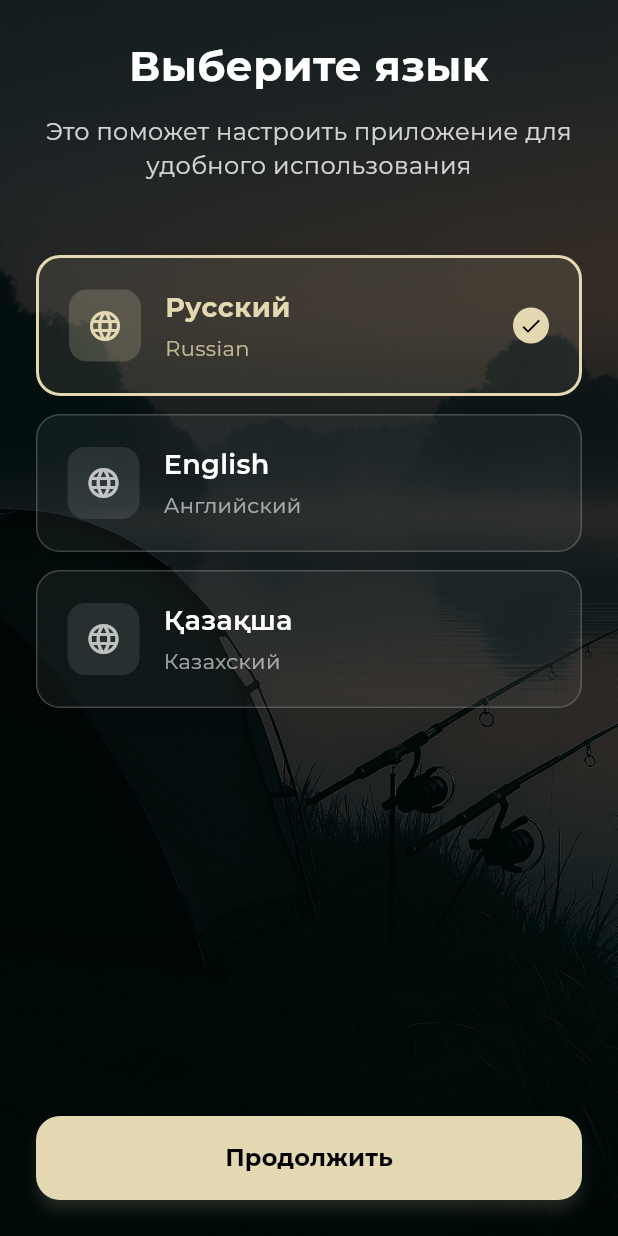
After one commit to VyacheslavQA/Drift_Notes_Dart, a Flutter app: the FirstLaunchLanguageScreen screen opened by its route, on a phone screen of 412 x 824 dp. The commit adds this screen. Run offline on Flutter 3.47's test engine with Material 3 defaults, Android fonts, the phone set to English and light mode, and no system bars; our stand-ins replace app_links, audioplayers, cached_network_image, cloud_firestore, connectivity_plus, firebase_auth and 15 more; missing offline and left inert: app_badge_plus, firebase_app_check, quick_actions; accounts and stored records are empty; generated files the repository leaves out were written again.

Commit message:
добавил экран который при первом запуске дает выбрать язык

```diff
--- a/lib/main.dart
+++ b/lib/main.dart
@@ -30,6 +30,7 @@ import 'screens/fishing_note/fishing_type_selection_screen.dart';
 import 'screens/fishing_note/fishing_notes_list_screen.dart';
 import 'screens/settings/accepted_agreements_screen.dart';
 import 'screens/timer/timers_screen.dart';
+import 'screens/onboarding/first_launch_language_screen.dart'; // ДОБАВЛЕНО: Импорт экрана выбора языка
 import 'providers/timer_provider.dart';
 import 'providers/language_provider.dart';
 import 'providers/subscription_provider.dart';
@@ -1132,6 +1133,7 @@ class _DriftNotesAppState extends State<DriftNotesApp>
 
           routes: {
             '/splash': (context) => const SplashScreen(),
+            '/first_launch_language': (context) => const FirstLaunchLanguageScreen(), // ДОБАВЛЕНО: Маршрут экрана выбора языка
             '/auth_selection': (context) => AuthSelectionScreenWithCallback(
               onAuthSuccess: () => executePendingAction(),
             ),
--- /dev/null
+++ b/lib/screens/onboarding/first_launch_language_screen.dart
@@ -0,0 +1,408 @@
+// Путь: lib/screens/onboarding/first_launch_language_screen.dart
+
+import 'package:flutter/material.dart';
+import 'package:flutter/services.dart';
+import 'package:provider/provider.dart';
+import 'package:shared_preferences/shared_preferences.dart';
+import '../../constants/app_constants.dart';
+import '../../providers/language_provider.dart';
+
+class FirstLaunchLanguageScreen extends StatefulWidget {
+  const FirstLaunchLanguageScreen({super.key});
+
+  @override
+  State<FirstLaunchLanguageScreen> createState() => _FirstLaunchLanguageScreenState();
+}
+
+class _FirstLaunchLanguageScreenState extends State<FirstLaunchLanguageScreen>
+    with TickerProviderStateMixin {
+  String? _selectedLanguageCode;
+  bool _isLoading = false;
+
+  // Анимации
+  late AnimationController _fadeAnimationController;
+  late AnimationController _slideAnimationController;
+  late Animation<double> _fadeAnimation;
+  late Animation<Offset> _slideAnimation;
+
+  @override
+  void initState() {
+    super.initState();
+    _setupAnimations();
+    _startAnimations();
+
+    // Устанавливаем русский как выбранный по умолчанию
+    _selectedLanguageCode = 'ru';
+  }
+
+  void _setupAnimations() {
+    _fadeAnimationController = AnimationController(
+      vsync: this,
+      duration: const Duration(milliseconds: 800),
+    );
+
+    _slideAnimationController = AnimationController(
+      vsync: this,
+      duration: const Duration(milliseconds: 600),
+    );
+
+    _fadeAnimation = Tween<double>(begin: 0.0, end: 1.0).animate(
+      CurvedAnimation(
+        parent: _fadeAnimationController,
+        curve: Curves.easeOut,
+      ),
+    );
+
+    _slideAnimation = Tween<Offset>(
+      begin: const Offset(0, 0.3),
+      end: Offset.zero,
+    ).animate(
+      CurvedAnimation(
+        parent: _slideAnimationController,
+        curve: Curves.easeOutBack,
+      ),
+    );
+  }
+
+  void _startAnimations() {
+    Future.delayed(const Duration(milliseconds: 200), () {
+      if (mounted) {
+        _fadeAnimationController.forward();
+      }
+    });
+
+    Future.delayed(const Duration(milliseconds: 400), () {
+      if (mounted) {
+        _slideAnimationController.forward();
+      }
+    });
+  }
+
+  @override
+  void dispose() {
+    _fadeAnimationController.dispose();
+    _slideAnimationController.dispose();
+    super.dispose();
+  }
+
+  Future<void> _selectLanguage(String languageCode) async {
+    if (_isLoading) return;
+
+    HapticFeedback.selectionClick();
+
+    setState(() {
+      _selectedLanguageCode = languageCode;
+    });
+  }
+
+  Future<void> _continueWithSelectedLanguage() async {
+    if (_isLoading || _selectedLanguageCode == null) return;
+
+    HapticFeedback.mediumImpact();
+
+    setState(() {
+      _isLoading = true;
+    });
+
+    try {
+      final languageProvider = Provider.of<LanguageProvider>(context, listen: false);
+
+      // Устанавливаем выбранный язык
+      await languageProvider.changeLanguage(Locale(_selectedLanguageCode!));
+
+      // Сохраняем флаг, что пользователь уже выбрал язык при первом запуске
+      await _markLanguageSelectionCompleted();
+
+      // Переходим к обычному flow приложения
+      if (mounted) {
+        Navigator.of(context).pushReplacementNamed('/splash');
+      }
+    } catch (e) {
+      debugPrint('Ошибка при установке языка: $e');
+      // В случае ошибки всё равно продолжаем
+      if (mounted) {
+        Navigator.of(context).pushReplacementNamed('/splash');
+      }
+    }
+  }
+
+  Future<void> _markLanguageSelectionCompleted() async {
+    try {
+      final prefs = await SharedPreferences.getInstance();
+      await prefs.setBool('language_selection_completed', true);
+    } catch (e) {
+      debugPrint('Ошибка при сохранении флага выбора языка: $e');
+    }
+  }
+
+  Widget _buildLanguageOption({
+    required String title,
+    required String subtitle,
+    required String languageCode,
+    required IconData icon,
+  }) {
+    final isSelected = _selectedLanguageCode == languageCode;
+
+    return AnimatedContainer(
+      duration: const Duration(milliseconds: 200),
+      margin: const EdgeInsets.only(bottom: 12),
+      child: Material(
+        color: Colors.transparent,
+        child: InkWell(
+          onTap: () => _selectLanguage(languageCode),
+          borderRadius: BorderRadius.circular(16),
+          child: Container(
+            padding: const EdgeInsets.all(20),
+            decoration: BoxDecoration(
+              color: isSelected
+                  ? AppConstants.textColor.withOpacity(0.1)
+                  : Colors.white.withOpacity(0.05),
+              borderRadius: BorderRadius.circular(16),
+              border: Border.all(
+                color: isSelected
+                    ? AppConstants.textColor
+                    : Colors.white.withOpacity(0.2),
+                width: isSelected ? 2 : 1,
+              ),
+            ),
+            child: Row(
+              children: [
+                Container(
+                  width: 48,
+                  height: 48,
+                  decoration: BoxDecoration(
+                    color: isSelected
+                        ? AppConstants.textColor.withOpacity(0.2)
+                        : Colors.white.withOpacity(0.1),
+                    borderRadius: BorderRadius.circular(12),
+                  ),
+                  child: Icon(
+                    icon,
+                    color: isSelected
+                        ? AppConstants.textColor
+                        : Colors.white.withOpacity(0.7),
+                    size: 24,
+                  ),
+                ),
+                const SizedBox(width: 16),
+                Expanded(
+                  child: Column(
+                    crossAxisAlignment: CrossAxisAlignment.start,
+                    children: [
+                      Text(
+                        title,
+                        style: TextStyle(
+                          fontSize: 18,
+                          fontWeight: isSelected ? FontWeight.bold : FontWeight.w600,
+                          color: isSelected
+                              ? AppConstants.textColor
+                              : Colors.white,
+                        ),
+                      ),
+                      const SizedBox(height: 4),
+                      Text(
+                        subtitle,
+                        style: TextStyle(
+                          fontSize: 14,
+                          color: isSelected
+                              ? AppConstants.textColor.withOpacity(0.8)
+                              : Colors.white.withOpacity(0.6),
+                        ),
+                      ),
+                    ],
+                  ),
+                ),
+                if (isSelected)
+                  Container(
+                    width: 24,
+                    height: 24,
+                    decoration: BoxDecoration(
+                      color: AppConstants.textColor,
+                      shape: BoxShape.circle,
+                    ),
+                    child: const Icon(
+                      Icons.check,
+                      color: Colors.black,
+                      size: 16,
+                    ),
+                  ),
+              ],
+            ),
+          ),
+        ),
+      ),
+    );
+  }
+
+  Widget _buildContinueButton() {
+    return AnimatedContainer(
+      duration: const Duration(milliseconds: 200),
+      width: double.infinity,
+      height: 56,
+      child: ElevatedButton(
+        onPressed: _isLoading ? null : _continueWithSelectedLanguage,
+        style: ElevatedButton.styleFrom(
+          backgroundColor: AppConstants.textColor,
+          foregroundColor: Colors.black,
+          elevation: _isLoading ? 0 : 4,
+          shadowColor: AppConstants.textColor.withOpacity(0.3),
+          shape: RoundedRectangleBorder(
+            borderRadius: BorderRadius.circular(16),
+          ),
+          disabledBackgroundColor: AppConstants.textColor.withOpacity(0.3),
+        ),
+        child: _isLoading
+            ? Row(
+          mainAxisAlignment: MainAxisAlignment.center,
+          mainAxisSize: MainAxisSize.min,
+          children: [
+            SizedBox(
+              width: 20,
+              height: 20,
+              child: CircularProgressIndicator(
+                strokeWidth: 2,
+                valueColor: AlwaysStoppedAnimation<Color>(Colors.black),
+              ),
+            ),
+            const SizedBox(width: 12),
+            const Text(
+              'Применяем...',
+              style: TextStyle(
+                fontSize: 16,
+                fontWeight: FontWeight.w600,
+                color: Colors.black,
+              ),
+            ),
+          ],
+        )
+            : const Text(
+          'Продолжить',
+          style: TextStyle(
+            fontSize: 16,
+            fontWeight: FontWeight.bold,
+            color: Colors.black,
+          ),
+        ),
+      ),
+    );
+  }
+
+  @override
+  Widget build(BuildContext context) {
+    final screenSize = MediaQuery.of(context).size;
+    final isTablet = screenSize.width >= 600;
+
+    return Scaffold(
+      body: Container(
+        width: double.infinity,
+        height: double.infinity,
+        decoration: const BoxDecoration(
+          image: DecorationImage(
+            image: AssetImage('assets/images/splash_background.png'),
+            fit: BoxFit.cover,
+          ),
+        ),
+        child: Container(
+          decoration: BoxDecoration(
+            gradient: LinearGradient(
+              begin: Alignment.topCenter,
+              end: Alignment.bottomCenter,
+              colors: [
+                Colors.black.withOpacity(0.7),
+                Colors.black.withOpacity(0.5),
+              ],
+            ),
+          ),
+          child: SafeArea(
+            child: FadeTransition(
+              opacity: _fadeAnimation,
+              child: Padding(
+                padding: EdgeInsets.symmetric(
+                  horizontal: isTablet ? 40.0 : 24.0,
+                  vertical: 24.0,
+                ),
+                child: Column(
+                  children: [
+                    // Заголовок
+                    SlideTransition(
+                      position: _slideAnimation,
+                      child: Column(
+                        children: [
+                          Text(
+                            'Выберите язык',
+                            textAlign: TextAlign.center,
+                            style: TextStyle(
+                              fontSize: isTablet ? 32 : 28,
+                              fontWeight: FontWeight.bold,
+                              color: Colors.white,
+                            ),
+                          ),
+                          const SizedBox(height: 12),
+                          Text(
+                            'Это поможет настроить приложение для удобного использования',
+                            textAlign: TextAlign.center,
+                            style: TextStyle(
+                              fontSize: isTablet ? 18 : 16,
+                              color: Colors.white.withOpacity(0.8),
+                            ),
+                          ),
+                        ],
+                      ),
+                    ),
+
+                    const SizedBox(height: 48),
+
+                    // Список языков
+                    Expanded(
+                      child: SlideTransition(
+                        position: _slideAnimation,
+                        child: Container(
+                          constraints: BoxConstraints(
+                            maxWidth: isTablet ? 500 : double.infinity,
+                          ),
+                          child: Column(
+                            children: [
+                              _buildLanguageOption(
+                                title: 'Русский',
+                                subtitle: 'Russian',
+                                languageCode: 'ru',
+                                icon: Icons.language,
+                              ),
+                              _buildLanguageOption(
+                                title: 'English',
+                                subtitle: 'Английский',
+                                languageCode: 'en',
+                                icon: Icons.language,
+                              ),
+                              _buildLanguageOption(
+                                title: 'Қазақша',
+                                subtitle: 'Казахский',
+                                languageCode: 'kk',
+                                icon: Icons.language,
+                              ),
+                            ],
+                          ),
+                        ),
+                      ),
+                    ),
+
+                    // Кнопка продолжить
+                    SlideTransition(
+                      position: _slideAnimation,
+                      child: Container(
+                        constraints: BoxConstraints(
+                          maxWidth: isTablet ? 400 : double.infinity,
+                        ),
+                        child: _buildContinueButton(),
+                      ),
+                    ),
+                  ],
+                ),
+              ),
+            ),
+          ),
+        ),
+      ),
+    );
+  }
+}
--- a/lib/screens/splash_screen.dart
+++ b/lib/screens/splash_screen.dart
@@ -2,6 +2,7 @@
 
 import 'package:flutter/material.dart';
 import 'package:flutter/services.dart';
+import 'package:shared_preferences/shared_preferences.dart';
 import '../constants/app_constants.dart';
 import '../services/firebase/firebase_service.dart';
 import '../services/location_service.dart';
@@ -21,6 +22,7 @@ class _SplashScreenState extends State<SplashScreen>
   bool _isLoading = false;
   bool _isPressed = false;
   bool _locationPermissionChecked = false;
+  bool _isFirstLaunch = false; // ДОБАВЛЕНО: Флаг первого запуска
 
   // Контроллеры для разных анимаций
   late AnimationController _pressAnimationController;
@@ -39,6 +41,7 @@ class _SplashScreenState extends State<SplashScreen>
     super.initState();
     _setupAnimations();
     _startPulseAnimation();
+    _checkFirstLaunch(); // ДОБАВЛЕНО: Проверяем первый запуск
     _checkLocationPermission();
   }
 
@@ -120,6 +123,25 @@ class _SplashScreenState extends State<SplashScreen>
     });
   }
 
+  // ДОБАВЛЕНО: Проверка первого запуска приложения
+  Future<void> _checkFirstLaunch() async {
+    try {
+      final prefs = await SharedPreferences.getInstance();
+      final languageSelectionCompleted = prefs.getBool('language_selection_completed') ?? false;
+
+      setState(() {
+        _isFirstLaunch = !languageSelectionCompleted;
+      });
+
+      debugPrint('🚀 Первый запуск: $_isFirstLaunch');
+    } catch (e) {
+      debugPrint('❌ Ошибка проверки первого запуска: $e');
+      setState(() {
+        _isFirstLaunch = false;
+      });
+    }
+  }
+
   // Проверка разрешений на геолокацию при запуске
   Future<void> _checkLocationPermission() async {
     try {
@@ -156,7 +178,7 @@ class _SplashScreenState extends State<SplashScreen>
     super.dispose();
   }
 
-  // Обработка нажатия кнопки входа
+  // ОБНОВЛЕНО: Обработка нажатия кнопки входа с проверкой первого запуска
   void _handleLogin() {
     if (_isLoading) return;
 
@@ -177,10 +199,17 @@ class _SplashScreenState extends State<SplashScreen>
     // Имитируем небольшую задержку для анимации
     Future.delayed(const Duration(milliseconds: 800), () {
       if (mounted) {
-        if (_firebaseService.isUserLoggedIn) {
-          Navigator.of(context).pushReplacementNamed('/home');
+        // ОБНОВЛЕНО: Проверяем первый запуск
+        if (_isFirstLaunch) {
+          // Первый запуск - показываем экран выбора языка
+          Navigator.of(context).pushReplacementNamed('/first_launch_language');
         } else {
-          Navigator.of(context).pushReplacementNamed('/auth_selection');
+          // Обычный запуск
+          if (_firebaseService.isUserLoggedIn) {
+            Navigator.of(context).pushReplacementNamed('/home');
+          } else {
+            Navigator.of(context).pushReplacementNamed('/auth_selection');
+          }
         }
       }
     });
```
